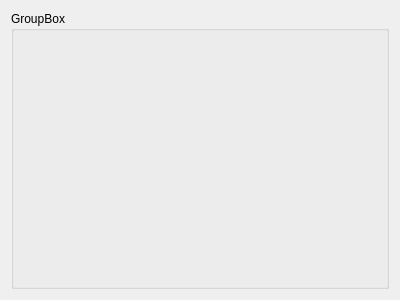
Old version of the form volume-cartographer/apps/VC3D/opssettings.ui in the repository SuperOptimizer/villa.
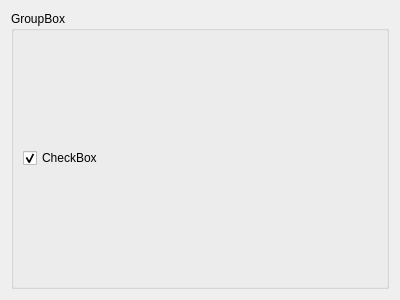
New version of the form.

Commit message: enable and disable ops from opchain, fix re-rendering in gui

```diff
--- a/volume-cartographer/apps/VC3D/opssettings.ui
+++ b/volume-cartographer/apps/VC3D/opssettings.ui
@@ -19,6 +19,18 @@
      <property name="title">
       <string>GroupBox</string>
      </property>
+     <layout class="QVBoxLayout" name="verticalLayout">
+      <item>
+       <widget class="QCheckBox" name="chkEnableLayer">
+        <property name="text">
+         <string>CheckBox</string>
+        </property>
+        <property name="checked">
+         <bool>true</bool>
+        </property>
+       </widget>
+      </item>
+     </layout>
     </widget>
    </item>
   </layout>
```
The commit also changes 8 other files.
